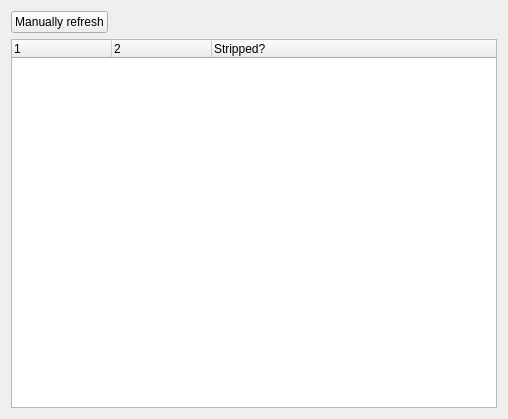
This is mainwindow.ui in rplacd/Striptease as Qt 5 draws it before an edit. The edited form follows.
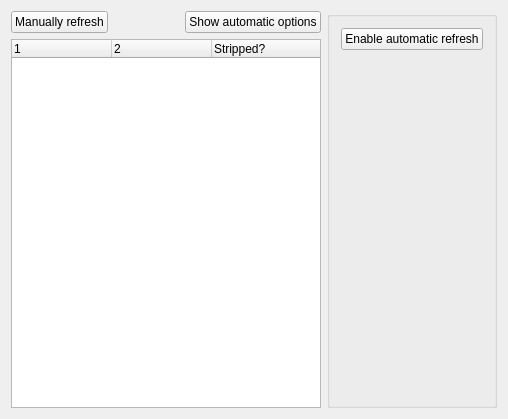
This is the edited form.

Commit message: added skeleton automatic refresh functionality

What changed in the file:
```diff
--- a/mainwindow.ui
+++ b/mainwindow.ui
@@ -54,6 +54,16 @@
           </property>
          </spacer>
         </item>
+        <item>
+         <widget class="QPushButton" name="revealButton">
+          <property name="text">
+           <string>Show automatic options</string>
+          </property>
+          <property name="checkable">
+           <bool>true</bool>
+          </property>
+         </widget>
+        </item>
        </layout>
       </item>
       <item>
@@ -92,6 +102,44 @@
       </item>
      </layout>
     </item>
+    <item row="0" column="1">
+     <widget class="QGroupBox" name="extraOptions">
+      <property name="sizePolicy">
+       <sizepolicy hsizetype="Fixed" vsizetype="Preferred">
+        <horstretch>0</horstretch>
+        <verstretch>0</verstretch>
+       </sizepolicy>
+      </property>
+      <property name="title">
+       <string/>
+      </property>
+      <layout class="QVBoxLayout" name="verticalLayout_2">
+       <item>
+        <widget class="QPushButton" name="enableAutomaticButton">
+         <property name="text">
+          <string>Enable automatic refresh</string>
+         </property>
+         <property name="checkable">
+          <bool>true</bool>
+         </property>
+        </widget>
+       </item>
+       <item>
+        <spacer name="verticalSpacer">
+         <property name="orientation">
+          <enum>Qt::Vertical</enum>
+         </property>
+         <property name="sizeHint" stdset="0">
+          <size>
+           <width>20</width>
+           <height>40</height>
+          </size>
+         </property>
+        </spacer>
+       </item>
+      </layout>
+     </widget>
+    </item>
    </layout>
   </widget>
  </widget>
```
The commit also changes 2 other files.
